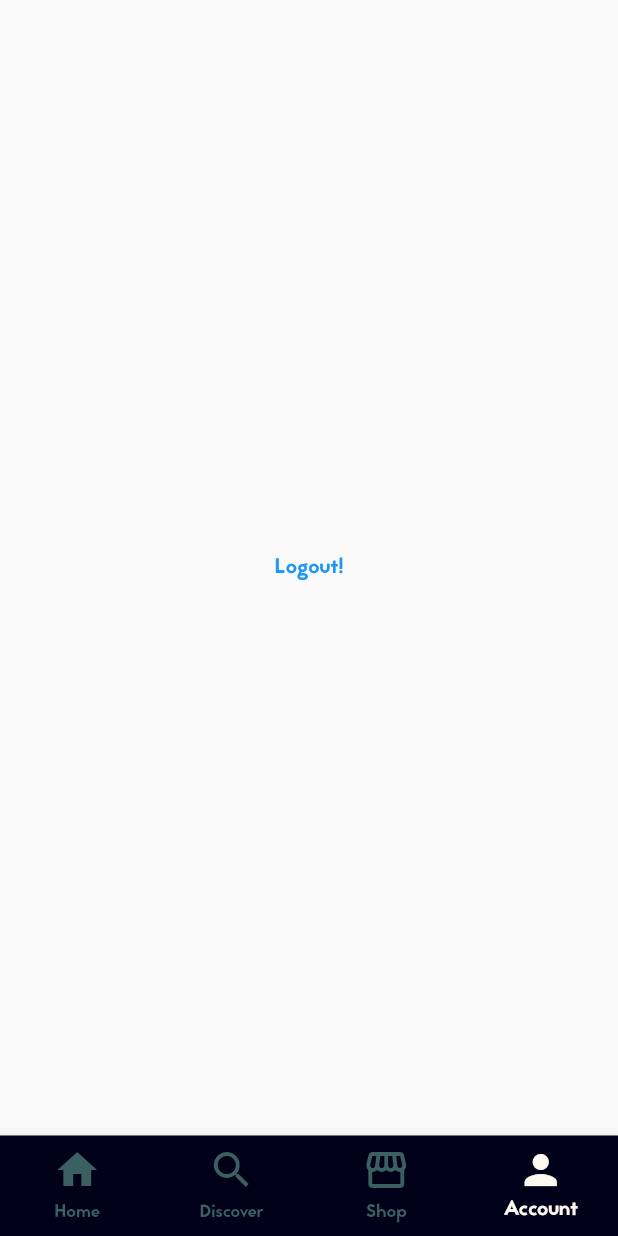
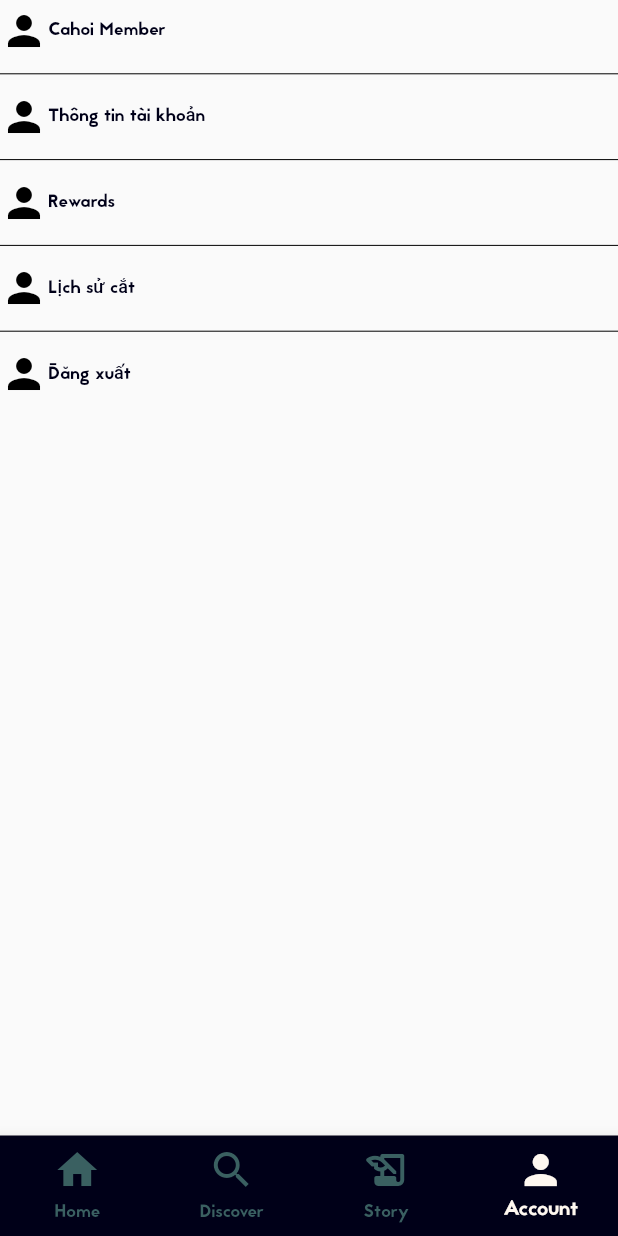
Before and after one commit to toilathor/BarbershopFlutterApp-GRADUATION-THESIS, a Flutter app: the HomeView screen opened directly, item 4 of the bottom bar chosen, on a phone screen of 412 x 824 dp. Run offline on Flutter 3.47's test engine with Material 2 defaults, Android fonts, the phone set to English and light mode, and no system bars; our stand-ins replace awesome_dialog, carousel_slider, data_table_2, date_format, date_picker_timeline, dio and 16 more; missing offline and left inert: flutter_facebook_auth, phone_numbers_parser; accounts and stored records are empty; network calls fail; project files that could hold a hidden picture were left out.

Commit message:
fix in ui user

```diff
--- a/flutter_cahoi_barbershop/lib/core/apis/_base.dart
+++ b/flutter_cahoi_barbershop/lib/core/apis/_base.dart
@@ -2,10 +2,11 @@ import 'dart:convert';
 
 import 'package:dio/dio.dart';
 import 'package:flutter_cahoi_barbershop/core/models/response.dart' as api_res;
+import 'package:flutter_cahoi_barbershop/ui/utils/constants.dart';
 
 class ApiBase {
   var options = BaseOptions(
-    baseUrl: 'http://192.168.1.15:8000/api/v1',
+    baseUrl: localHost,
     connectTimeout: 5000,
     receiveTimeout: 3000,
   );
--- a/flutter_cahoi_barbershop/lib/home_view.dart
+++ b/flutter_cahoi_barbershop/lib/home_view.dart
@@ -2,7 +2,8 @@ import 'package:flutter/material.dart';
 import 'package:flutter_cahoi_barbershop/ui/views/pages/account_page_view.dart';
 import 'package:flutter_cahoi_barbershop/ui/views/pages/discover_page_view.dart';
 import 'package:flutter_cahoi_barbershop/ui/views/pages/home_page_view.dart';
-import 'package:flutter_cahoi_barbershop/ui/views/pages/shop_page_view.dart';
+import 'package:flutter_cahoi_barbershop/ui/views/pages/story_page_view.dart';
+
 class HomeView extends StatefulWidget {
   const HomeView({Key? key}) : super(key: key);
 
@@ -14,7 +15,7 @@ class _HomeViewState extends State<HomeView> {
   final List<Widget> _listPage = [
     const HomePageView(),
     const DiscoverPageView(),
-    const ShopPageView(),
+    const StoryPageView(),
     const AccountPageView(),
   ];
 
@@ -52,7 +53,7 @@ class _HomeViewState extends State<HomeView> {
                 ),
                 label: "Discover"),
             BottomNavigationBarItem(
-                icon: Icon(Icons.storefront), label: 'Shop'),
+                icon: Icon(Icons.history_edu_rounded), label: 'Story'),
             BottomNavigationBarItem(
                 icon: Icon(
                   Icons.person,
--- a/flutter_cahoi_barbershop/lib/ui/utils/constants.dart
+++ b/flutter_cahoi_barbershop/lib/ui/utils/constants.dart
@@ -3,7 +3,7 @@ import 'package:flutter/material.dart';
 
 const hostLine = "0973271208";
 // const localhost = 'http://192.168.31.236:8000/api/v1';
-const localHost = 'http://192.168.1.15:8000/api/v1';
+const localHost = 'http://192.168.1.6:8000/api/v1';
 const baseLinkAPIYT = 'https://www.googleapis.com/youtube/v3';
 
 final timeStart = DateTime(2021, 1, 1, 9, 0);
--- a/flutter_cahoi_barbershop/lib/ui/views/booking/widgets/item_workplace.dart
+++ b/flutter_cahoi_barbershop/lib/ui/views/booking/widgets/item_workplace.dart
@@ -23,8 +23,6 @@ class ItemWorkplace extends StatefulWidget {
 class _ItemWorkplaceState extends State<ItemWorkplace> {
   @override
   Widget build(BuildContext context) {
-    Size size = MediaQuery.of(context).size;
-
     return Stack(
       children: [
         Card(
--- a/flutter_cahoi_barbershop/lib/ui/views/pages/account_page_view.dart
+++ b/flutter_cahoi_barbershop/lib/ui/views/pages/account_page_view.dart
@@ -1,5 +1,4 @@
 import 'package:flutter/material.dart';
-import 'package:flutter_cahoi_barbershop/ui/views/login/login_view.dart';
 
 class AccountPageView extends StatefulWidget {
   const AccountPageView({Key? key}) : super(key: key);
@@ -12,17 +11,81 @@ class _AccountPageViewState extends State<AccountPageView> {
   @override
   Widget build(BuildContext context) {
     return Scaffold(
-      body: Center(
-        child: TextButton(
-          child: const Text("Logout!"),
-          onPressed: () {
-            Navigator.of(context).pushAndRemoveUntil(
-                MaterialPageRoute(
-                  builder: (context) => const LoginView(),
-                ),
-                (route) => false);
-          },
+        body: Column(
+      children: [
+        _buildTileSetting(
+            icon: Container(),
+            title: 'Cahoi Member',
+            onPress: () {},
+            context: context),
+        const Divider(
+          color: Colors.black,
         ),
+        _buildTileSetting(
+            icon: Container(),
+            title: 'Thông tin tài khoản',
+            onPress: () {},
+            context: context),
+        const Divider(
+          color: Colors.black,
+        ),
+        _buildTileSetting(
+            icon: Container(),
+            title: 'Rewards',
+            onPress: () {},
+            context: context),
+        const Divider(
+          color: Colors.black,
+        ),
+        _buildTileSetting(
+            icon: Container(),
+            title: 'Lịch sử cắt',
+            onPress: () {},
+            context: context),
+        const Divider(
+          color: Colors.black,
+        ),
+        _buildTileSetting(
+            icon: Container(),
+            title: 'Đăng xuất',
+            onPress: () {},
+            context: context),
+      ],
+    )
+        // Center(
+        //   child: TextButton(
+        //     child: const Text("Logout!"),
+        //     onPressed: () {
+        //       Navigator.of(context).pushAndRemoveUntil(
+        //           MaterialPageRoute(
+        //             builder: (context) => const LoginView(),
+        //           ),
+        //           (route) => false);
+        //     },
+        //   ),
+        // ),
+        );
+  }
+
+  Widget _buildTileSetting({
+    required Container icon,
+    required String title,
+    required Null Function() onPress,
+    required BuildContext context,
+  }) {
+    Size size = MediaQuery.of(context).size;
+    return SizedBox(
+      height: size.height * 0.05,
+      child: Row(
+        children: [
+          const Icon(
+            Icons.person,
+            color: Colors.black,
+          ),
+          Text(
+            title,
+          ),
+        ],
       ),
     );
   }
```
Also changed, not shown: flutter_cahoi_barbershop/lib/ui/views/booking/widgets/select_stylist.dart (+11 -12 lines), flutter_cahoi_barbershop/lib/ui/views/pages/shop_page_view.dart (deleted, +0 -15 lines), flutter_cahoi_barbershop/assets/zalo.png (deleted).
